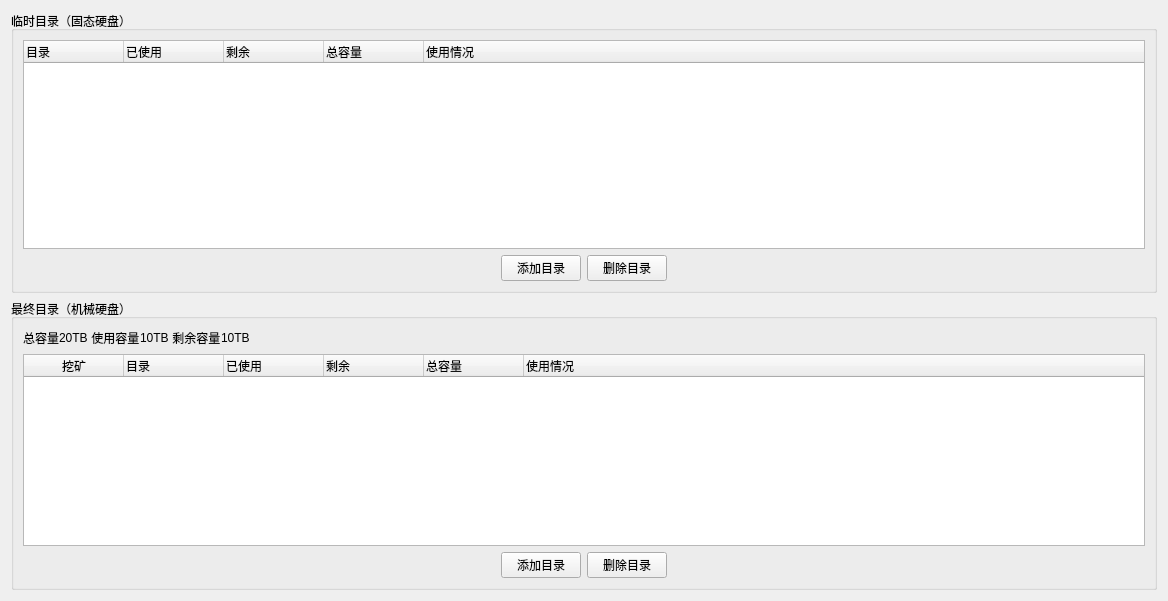
Old version of the form ui/FoldersWidget.ui in the repository penglecn/ChiaTools.
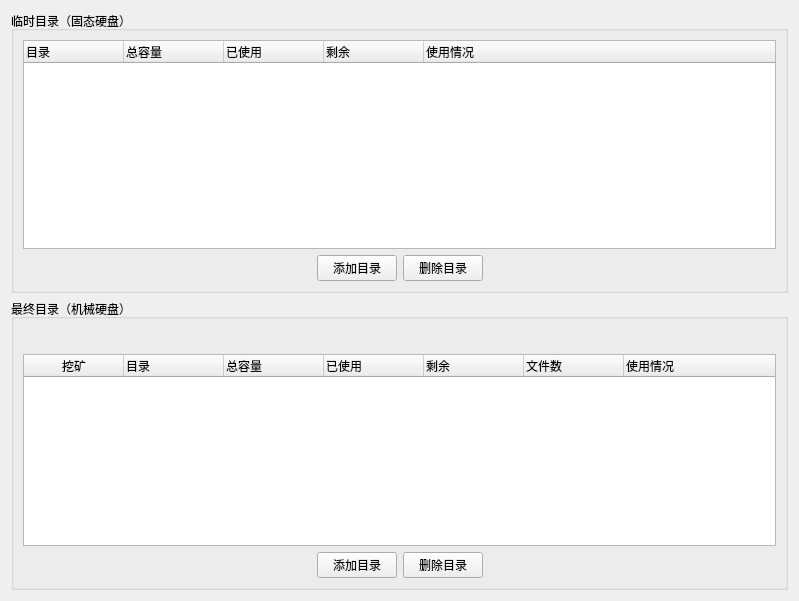
New version of the form.

```diff
--- a/ui/FoldersWidget.ui
+++ b/ui/FoldersWidget.ui
@@ -6,7 +6,7 @@
    <rect>
     <x>0</x>
     <y>0</y>
-    <width>1168</width>
+    <width>799</width>
     <height>601</height>
    </rect>
   </property>
@@ -30,6 +30,11 @@
           <string>目录</string>
          </property>
         </column>
+        <column>
+         <property name="text">
+          <string>总容量</string>
+         </property>
+        </column>
         <column>
          <property name="text">
           <string>已使用</string>
@@ -40,11 +45,6 @@
           <string>剩余</string>
          </property>
         </column>
-        <column>
-         <property name="text">
-          <string>总容量</string>
-         </property>
-        </column>
         <column>
          <property name="text">
           <string>使用情况</string>
@@ -113,42 +113,7 @@
         <item>
          <widget class="QLabel" name="label">
           <property name="text">
-           <string>总容量</string>
-          </property>
-         </widget>
-        </item>
-        <item>
-         <widget class="QLabel" name="labelTotalSpace">
-          <property name="text">
-           <string>20TB</string>
-          </property>
-         </widget>
-        </item>
-        <item>
-         <widget class="QLabel" name="label_3">
-          <property name="text">
-           <string> 使用容量</string>
-          </property>
-         </widget>
-        </item>
-        <item>
-         <widget class="QLabel" name="labelTotalUsed">
-          <property name="text">
-           <string>10TB</string>
-          </property>
-         </widget>
-        </item>
-        <item>
-         <widget class="QLabel" name="label_5">
-          <property name="text">
-           <string> 剩余容量</string>
-          </property>
-         </widget>
-        </item>
-        <item>
-         <widget class="QLabel" name="labelTotalFree">
-          <property name="text">
-           <string>10TB</string>
+           <string/>
           </property>
          </widget>
         </item>
@@ -185,6 +150,11 @@
           <string>目录</string>
          </property>
         </column>
+        <column>
+         <property name="text">
+          <string>总容量</string>
+         </property>
+        </column>
         <column>
          <property name="text">
           <string>已使用</string>
@@ -197,7 +167,7 @@
         </column>
         <column>
          <property name="text">
-          <string>总容量</string>
+          <string>文件数</string>
          </property>
         </column>
         <column>
```
Left out of the diff: 9 changed lines with no effect on the pictures.
